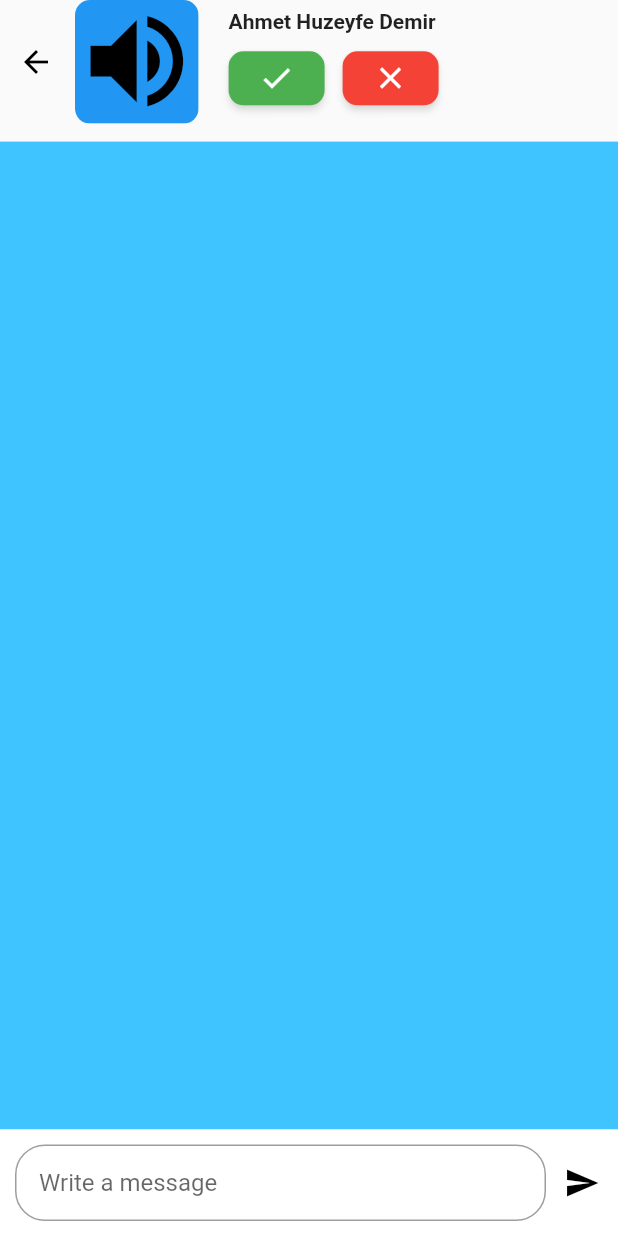
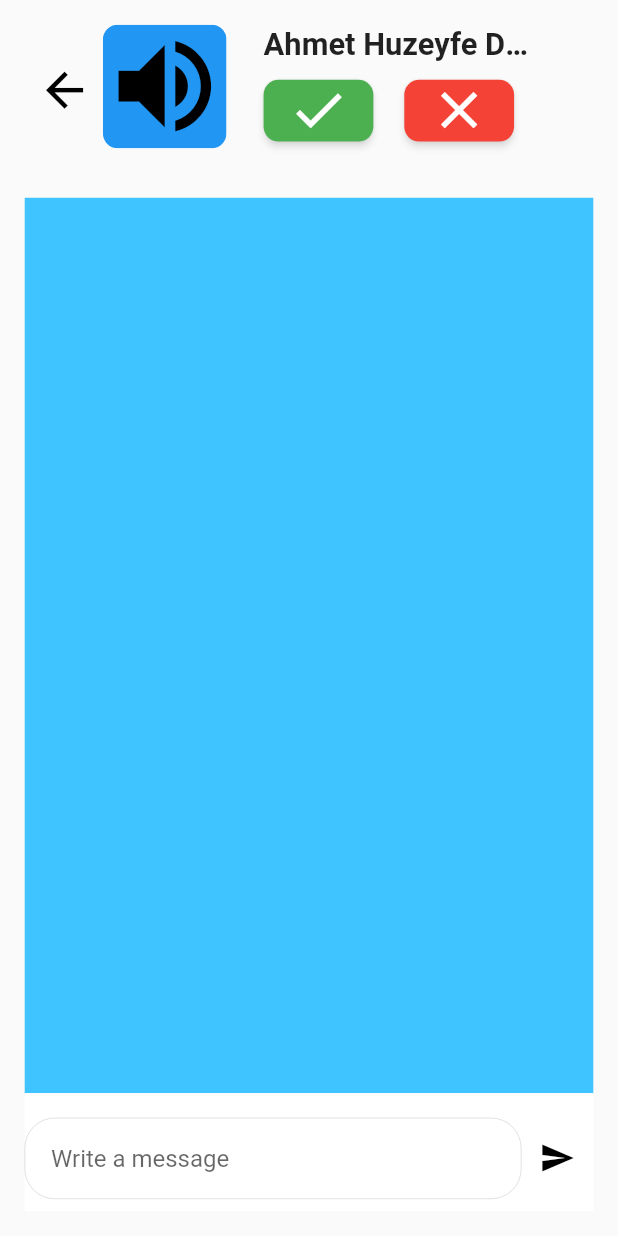
Before and after one commit to EnverUsta/Guidance, a Flutter app: the screen it shows after launch, on a phone screen of 412 x 824 dp. Run offline on Flutter 3.47's test engine with Material 2 defaults, Android fonts, the phone set to English and light mode, and no system bars; our stand-ins replace sizer.

Commit message:
page made fully responsive with sizer widget and code review

```diff
--- a/lib/main.dart
+++ b/lib/main.dart
@@ -1,5 +1,6 @@
 import 'package:flutter/material.dart';
 import 'package:guidance/src/screens/chat_page.dart';
+import 'package:sizer/sizer.dart';
 
 void main() {
   runApp(const MyApp());
@@ -11,9 +12,14 @@ class MyApp extends StatelessWidget {
   // This widget is the root of your application.
   @override
   Widget build(BuildContext context) {
-    return MaterialApp(
-      title: 'Chat Page',
-      home: ChatPage(),
+    return Sizer(
+      builder: (BuildContext context, Orientation orientation,
+          DeviceType deviceType) {
+        return MaterialApp(
+          title: 'Chat Page',
+          home: ChatPage(),
+        );
+      },
     );
   }
 }
--- a/lib/src/screens/chat_page.dart
+++ b/lib/src/screens/chat_page.dart
@@ -1,4 +1,5 @@
 import 'package:flutter/material.dart';
+import 'package:sizer/sizer.dart';
 
 class ChatPage extends StatefulWidget {
   const ChatPage({Key? key}) : super(key: key);
@@ -19,12 +20,12 @@ class _ChatPageState extends State<ChatPage> {
         ),*/
       body: SafeArea(
         child: Container(
-          margin: const EdgeInsets.all(0.0),
+          margin: EdgeInsets.all(2.h),
           child: Column(
             children: [
               upperBarBuilder(),
-              const SizedBox(
-                height: 12,
+              SizedBox(
+                height: 4.h,
               ),
               chatBodyBuilder(),
               textBoxBuilder(),
@@ -36,47 +37,44 @@ class _ChatPageState extends State<ChatPage> {
   }
 
   Widget upperBarBuilder() {
-    return Container(
-      child: Row(
-        children: [
-          IconButton(
+    Widget backButton() {
+      return IconButton(
         onPressed: () {
           Navigator.pop(context);
         },
-            icon: const Icon(
-              Icons.arrow_back,
-              color: Colors.black,
-            ),
-          ),
-          const SizedBox(
-            width: 2,
-          ),
-          SizedBox(
+        icon: Icon(Icons.arrow_back, color: Colors.black, size: 9.w),
+      );
+    }
+
+    Widget avatarImage() {
+      return SizedBox(
         child: ClipRRect(
           borderRadius: BorderRadius.circular(10.0),
           child: Container(
             color: Colors.blue,
             child: Icon(Icons.volume_up,
                 color: Colors.black,
-                    size: MediaQuery.of(context).size.height * 0.10), //change with profile photo
+                size: MediaQuery.of(context).size.height *
+                    0.10), //change with profile photo
           ),
         ),
+      );
+    }
+
+    Widget userName() {
+      return SizedBox(
+        width: 45.w,
+        child: Text(
+          "Ahmet Huzeyfe Demir",
+          style: TextStyle(fontWeight: FontWeight.bold, fontSize: 5.w),
+          maxLines: 1,
+          overflow: TextOverflow.ellipsis,
         ),
-          const SizedBox(
-            width: 20,
-          ),
-          Column(
-            crossAxisAlignment: CrossAxisAlignment.start,
-            mainAxisAlignment: MainAxisAlignment.center,
-            children: [
-              Text(
-                "Ahmet Huzeyfe Demir",
-                style: TextStyle(fontWeight: FontWeight.bold),
-              ),
-              const SizedBox(
-                height: 6,
-              ),
-              Row(
+      );
+    }
+
+    Widget dealStatusButtons() {
+      return Row(
         children: [
           ElevatedButton(
             onPressed: () {},
@@ -90,10 +88,11 @@ class _ChatPageState extends State<ChatPage> {
             child: Icon(
               Icons.check,
               color: Colors.white,
+              size: 5.h,
             ),
           ),
-                  const SizedBox(
-                    width: 12,
+          SizedBox(
+            width: 5.w,
           ),
           ElevatedButton(
             onPressed: () {},
@@ -107,14 +106,35 @@ class _ChatPageState extends State<ChatPage> {
             child: Icon(
               Icons.close,
               color: Colors.white,
+              size: 5.h,
             ),
           ),
         ],
+      );
+    }
+
+    return Row(
+      children: [
+        backButton(),
+        SizedBox(
+          width: 1.w,
         ),
+        avatarImage(),
+        SizedBox(
+          width: 6.w,
+        ),
+        Column(
+          crossAxisAlignment: CrossAxisAlignment.start,
+          mainAxisAlignment: MainAxisAlignment.center,
+          children: [
+            userName(),
+            SizedBox(
+              height: 1.h,
+            ),
+            dealStatusButtons(),
           ],
         ),
       ],
-      ),
     );
   }
 
@@ -130,28 +150,16 @@ class _ChatPageState extends State<ChatPage> {
 
   Widget textBoxBuilder() {
     TextEditingController _messageController = TextEditingController();
-    return SizedBox(
-      //height: MediaQuery.of(context).size.height * 0.1,
-      child: Stack(
-        children: [
-          Align(
-            alignment: Alignment.bottomLeft,
-            child: Container(
-              padding: EdgeInsets.only(left: 10, bottom: 10, top: 10),
-              width: double.infinity,
-              color: Colors.white,
-              child: Row(
-                children: [
-                  Expanded(
+
+    Widget textBox() {
+      return Expanded(
         child: Container(
           alignment: Alignment.bottomLeft,
           //width: MediaQuery.of(context).size.width * 0.8,
           decoration: BoxDecoration(
               borderRadius: BorderRadius.circular(20),
               border: Border.all(
-                              width: 1,
-                              color: Colors.grey,
-                              style: BorderStyle.solid)),
+                  width: 0.05.w, color: Colors.grey, style: BorderStyle.solid)),
           child: TextField(
             //keyboardType: TextInputType.text,
             textCapitalization: TextCapitalization.sentences,
@@ -160,18 +168,21 @@ class _ChatPageState extends State<ChatPage> {
             controller: _messageController,
             decoration: InputDecoration(
                 hintText: 'Write a message',
-                            contentPadding: EdgeInsets.all(15),
+                contentPadding: EdgeInsets.all(4.2.w),
                 border: InputBorder.none),
             //onChanged: (value) {},
           ),
         ),
-                  ),
-                  Container(
+      );
+    }
+
+    Widget sendButton() {
+      return Container(
+        alignment: Alignment.bottomRight,
         child: IconButton(
           onPressed: () {
             //print(messageController.text); =
-                        _messageController.text =
-                            _messageController.text.trim();
+            _messageController.text = _messageController.text.trim();
             if (_messageController.text.isNotEmpty) {
               setState(() {
                 message = _messageController.text;
@@ -184,7 +195,26 @@ class _ChatPageState extends State<ChatPage> {
             color: Colors.black,
           ),
         ),
+      );
+    }
+
+    return SizedBox(
+      //height: MediaQuery.of(context).size.height * 0.1,
+      child: Stack(
+        children: [
+          Align(
+            alignment: Alignment.bottomLeft,
+            child: Container(
+              padding: EdgeInsets.only(
+                bottom: 1.h,
+                top: 2.h,
               ),
+              width: double.infinity,
+              color: Colors.white,
+              child: Row(
+                children: [
+                  textBox(),
+                  sendButton(),
                 ],
               ),
             ),
--- a/pubspec.yaml
+++ b/pubspec.yaml
@@ -34,6 +34,8 @@ dependencies:
   # The following adds the Cupertino Icons font to your application.
   # Use with the CupertinoIcons class for iOS style icons.
   cupertino_icons: ^1.0.2
+
+  sizer: ^2.0.15
 
 dev_dependencies:
   flutter_test:
```
Also changed, not shown: pubspec.lock. Lines whose indentation alone changed are shown as unchanged.
